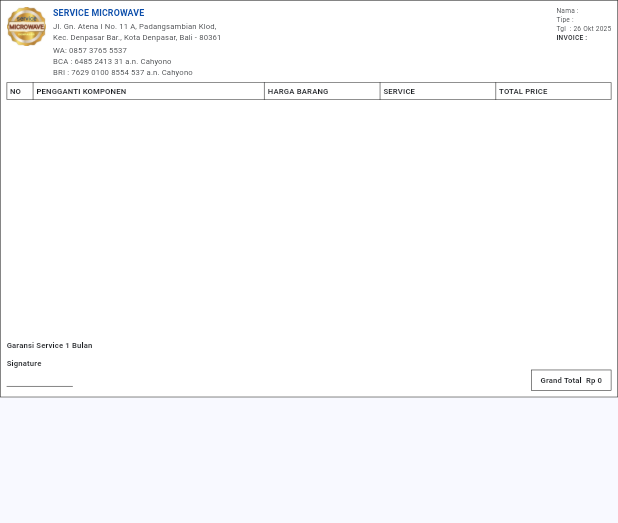
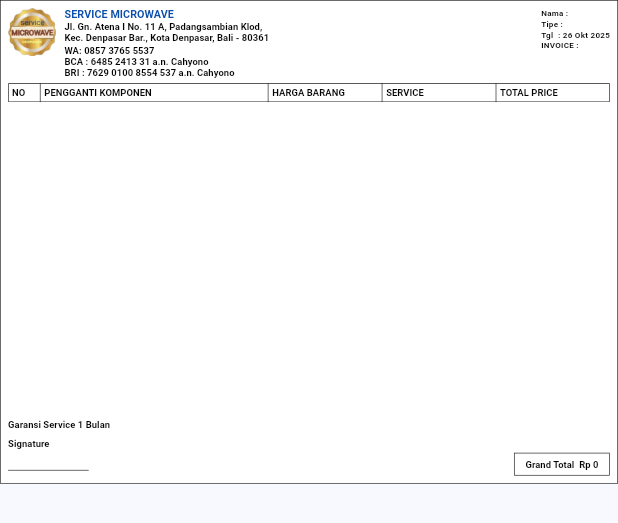
Before and after one commit to Luxxn12/aplikasi_cetak_nota, a Flutter app: the NotaA6Widget widget shown alone on an empty page, opened directly with empty values, on a phone screen of 412 x 824 dp. Shown: the top 523 px of the screen. Run offline on Flutter 3.47's test engine with Material 3 defaults, Android fonts, the phone set to English and light mode, and no system bars; our stand-ins replace hive, hive_flutter, permission_handler; missing offline and left inert: bluetooth_print; accounts and stored records are empty.

Commit message:
UPDATE NOTA CETAK

```diff
--- a/lib/ui/widgets/nota_a6_widget.dart
+++ b/lib/ui/widgets/nota_a6_widget.dart
@@ -25,7 +25,7 @@ class NotaA6Widget extends StatelessWidget {
   @override
   Widget build(BuildContext context) {
     // Nota portrait ±90mm x 140mm; akan diputar 90° saat cetak supaya menjadi 140mm x 90mm
-    final width = 140 * mm;
+    final width = 115 * mm;
     final height = 90 * mm;
     final df = DateFormat('dd MMM yyyy');
     final cf = NumberFormat.currency(
@@ -33,9 +33,18 @@ class NotaA6Widget extends StatelessWidget {
       symbol: 'Rp ',
       decimalDigits: 0,
     );
+    const thermalTextStyle = TextStyle(
+      fontFamily: 'Roboto',
+      fontWeight: FontWeight.w600,
+      color: Colors.black,
+      height: 1.15,
+      letterSpacing: 0.1,
+    );
 
     Widget buildContent() {
-      return DecoratedBox(
+      return DefaultTextStyle.merge(
+        style: thermalTextStyle,
+        child: DecoratedBox(
           decoration: BoxDecoration(
             color: Colors.white,
             border: Border.all(color: Colors.black87, width: 1),
@@ -84,6 +93,7 @@ class NotaA6Widget extends StatelessWidget {
                 const Spacer(),
                 _Footer(cf: cf, nota: nota),
               ],
+            ),
           ),
         ),
       );
@@ -144,7 +154,13 @@ class _Header extends StatelessWidget {
   @override
   Widget build(BuildContext context) {
     const titleColor = Color(0xFF0B4DAA);
-    final infoStyle = Theme.of(context).textTheme.bodySmall;
+    final baseStyle = DefaultTextStyle.of(context).style;
+    final infoStyle = baseStyle.merge(
+      Theme.of(context).textTheme.bodySmall?.copyWith(
+            fontWeight: FontWeight.w600,
+            color: Colors.black,
+          ),
+    );
 
     return Row(
       crossAxisAlignment: CrossAxisAlignment.start,
```
Lines whose indentation alone changed are shown as unchanged.
